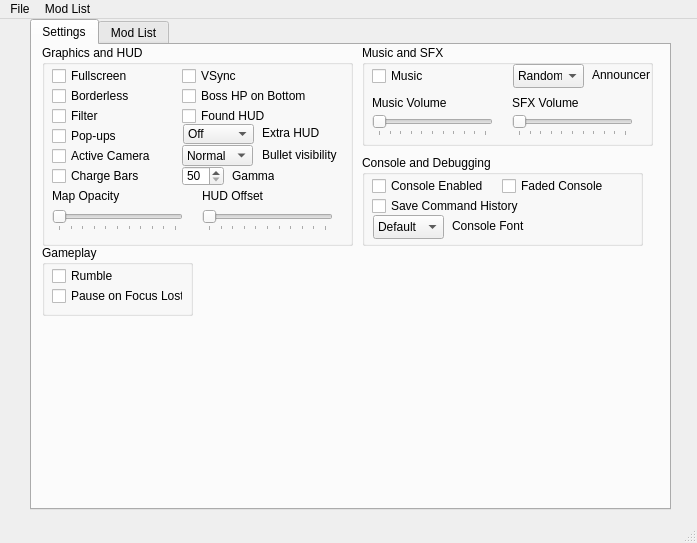
The window that mainwindow.ui (BrakeDude/IsaacConfigurator) describes before a commit, drawn with Qt 5.
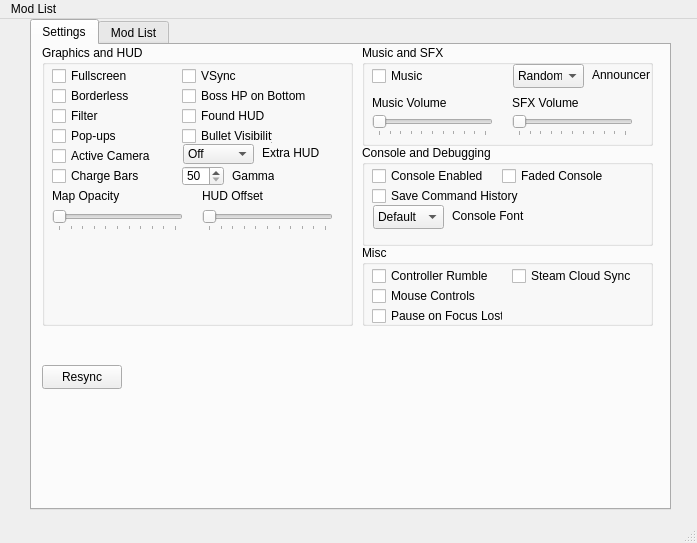
The same window after the commit.

Patch:
```diff
--- a/mainwindow.ui
+++ b/mainwindow.ui
@@ -48,7 +48,7 @@
         <x>10</x>
         <y>0</y>
         <width>311</width>
-        <height>201</height>
+        <height>281</height>
        </rect>
       </property>
       <property name="title">
@@ -258,7 +258,7 @@
        <property name="geometry">
         <rect>
          <x>141</x>
-         <y>79</y>
+         <y>99</y>
          <width>71</width>
          <height>20</height>
         </rect>
@@ -286,7 +286,7 @@
        <property name="geometry">
         <rect>
          <x>220</x>
-         <y>80</y>
+         <y>100</y>
          <width>61</width>
          <height>16</height>
         </rect>
@@ -311,42 +311,6 @@
         <string>Found HUD</string>
        </property>
       </widget>
-      <widget class="QComboBox" name="comboBox_ExtraHUD_2">
-       <property name="geometry">
-        <rect>
-         <x>140</x>
-         <y>100</y>
-         <width>71</width>
-         <height>21</height>
-        </rect>
-       </property>
-       <property name="layoutDirection">
-        <enum>Qt::LeftToRight</enum>
-       </property>
-       <item>
-        <property name="text">
-         <string>Normal</string>
-        </property>
-       </item>
-       <item>
-        <property name="text">
-         <string>High</string>
-        </property>
-       </item>
-      </widget>
-      <widget class="QLabel" name="label_Bulltes">
-       <property name="geometry">
-        <rect>
-         <x>220</x>
-         <y>100</y>
-         <width>81</width>
-         <height>20</height>
-        </rect>
-       </property>
-       <property name="text">
-        <string>Bullet visibility</string>
-       </property>
-      </widget>
       <widget class="QCheckBox" name="checkBox_BossHPBot">
        <property name="geometry">
         <rect>
@@ -398,6 +362,22 @@
         <string>Borderless</string>
        </property>
       </widget>
+      <widget class="QCheckBox" name="checkBox_BulletVisibility">
+       <property name="geometry">
+        <rect>
+         <x>140</x>
+         <y>80</y>
+         <width>91</width>
+         <height>22</height>
+        </rect>
+       </property>
+       <property name="layoutDirection">
+        <enum>Qt::LeftToRight</enum>
+       </property>
+       <property name="text">
+        <string>Bullet Visibility</string>
+       </property>
+      </widget>
      </widget>
      <widget class="QGroupBox" name="groupBox_SFX">
       <property name="geometry">
@@ -561,9 +541,9 @@
       <property name="geometry">
        <rect>
         <x>330</x>
-        <y>110</y>
-        <width>281</width>
-        <height>91</height>
+        <y>100</y>
+        <width>291</width>
+        <height>101</height>
        </rect>
       </property>
       <property name="title">
@@ -662,14 +642,14 @@
      <widget class="QGroupBox" name="groupBox_Gameplay">
       <property name="geometry">
        <rect>
-        <x>10</x>
+        <x>330</x>
         <y>200</y>
-        <width>151</width>
-        <height>71</height>
+        <width>291</width>
+        <height>81</height>
        </rect>
       </property>
       <property name="title">
-       <string>Gameplay</string>
+       <string>Misc</string>
       </property>
       <widget class="QCheckBox" name="checkBox_Rumble">
        <property name="geometry">
@@ -681,7 +661,7 @@
         </rect>
        </property>
        <property name="text">
-        <string>Rumble</string>
+        <string>Controller Rumble</string>
        </property>
       </widget>
       <widget class="QCheckBox" name="checkBox_Mouse">
@@ -694,9 +674,48 @@
         </rect>
        </property>
        <property name="text">
+        <string>Mouse Controls</string>
+       </property>
+      </widget>
+      <widget class="QCheckBox" name="checkBox_Pause">
+       <property name="geometry">
+        <rect>
+         <x>10</x>
+         <y>60</y>
+         <width>131</width>
+         <height>22</height>
+        </rect>
+       </property>
+       <property name="text">
         <string>Pause on Focus Lost</string>
        </property>
       </widget>
+      <widget class="QCheckBox" name="checkBox_Steam">
+       <property name="geometry">
+        <rect>
+         <x>150</x>
+         <y>20</y>
+         <width>131</width>
+         <height>22</height>
+        </rect>
+       </property>
+       <property name="text">
+        <string>Steam Cloud Sync</string>
+       </property>
+      </widget>
+     </widget>
+     <widget class="QPushButton" name="buttonSync">
+      <property name="geometry">
+       <rect>
+        <x>10</x>
+        <y>320</y>
+        <width>80</width>
+        <height>24</height>
+       </rect>
+      </property>
+      <property name="text">
+       <string>Resync</string>
+      </property>
      </widget>
     </widget>
     <widget class="QWidget" name="tabMods">
@@ -725,20 +744,12 @@
      <height>21</height>
     </rect>
    </property>
-   <widget class="QMenu" name="menuFile">
-    <property name="title">
-     <string>File</string>
-    </property>
-    <addaction name="actionOpen_Mods"/>
-    <addaction name="actionOpen_Config"/>
-   </widget>
    <widget class="QMenu" name="menuMod_List">
     <property name="title">
      <string>Mod List</string>
     </property>
     <addaction name="actionReload"/>
    </widget>
-   <addaction name="menuFile"/>
    <addaction name="menuMod_List"/>
   </widget>
   <widget class="QStatusBar" name="statusbar"/>
```
